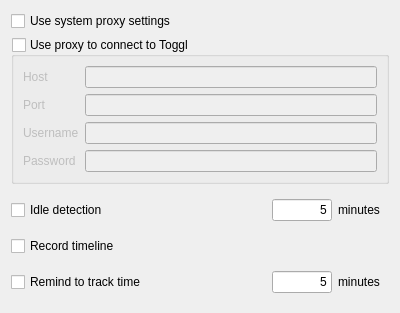
Before: the Qt Designer form src/ui/linux/TogglDesktop/preferencesdialog.ui in toggl-open-source/toggldesktop, drawn with Qt 5.
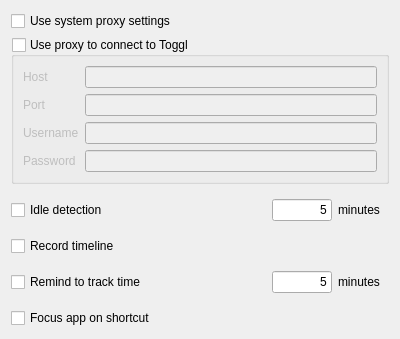
After: the same form once the commit is applied.

Commit message: add 'Focus on shortcut' to preferences, fixes #1331 (linux)

The edit to the form file:
```diff
--- a/src/ui/linux/TogglDesktop/preferencesdialog.ui
+++ b/src/ui/linux/TogglDesktop/preferencesdialog.ui
@@ -7,7 +7,7 @@
     <x>0</x>
     <y>0</y>
     <width>400</width>
-    <height>310</height>
+    <height>338</height>
    </rect>
   </property>
   <property name="windowTitle">
@@ -206,6 +206,13 @@
      </layout>
     </widget>
    </item>
+   <item>
+    <widget class="QCheckBox" name="focusAppOnShortcut">
+     <property name="text">
+      <string>Focus app on shortcut</string>
+     </property>
+    </widget>
+   </item>
   </layout>
  </widget>
  <resources/>
```
The commit also changes 5 other files.
